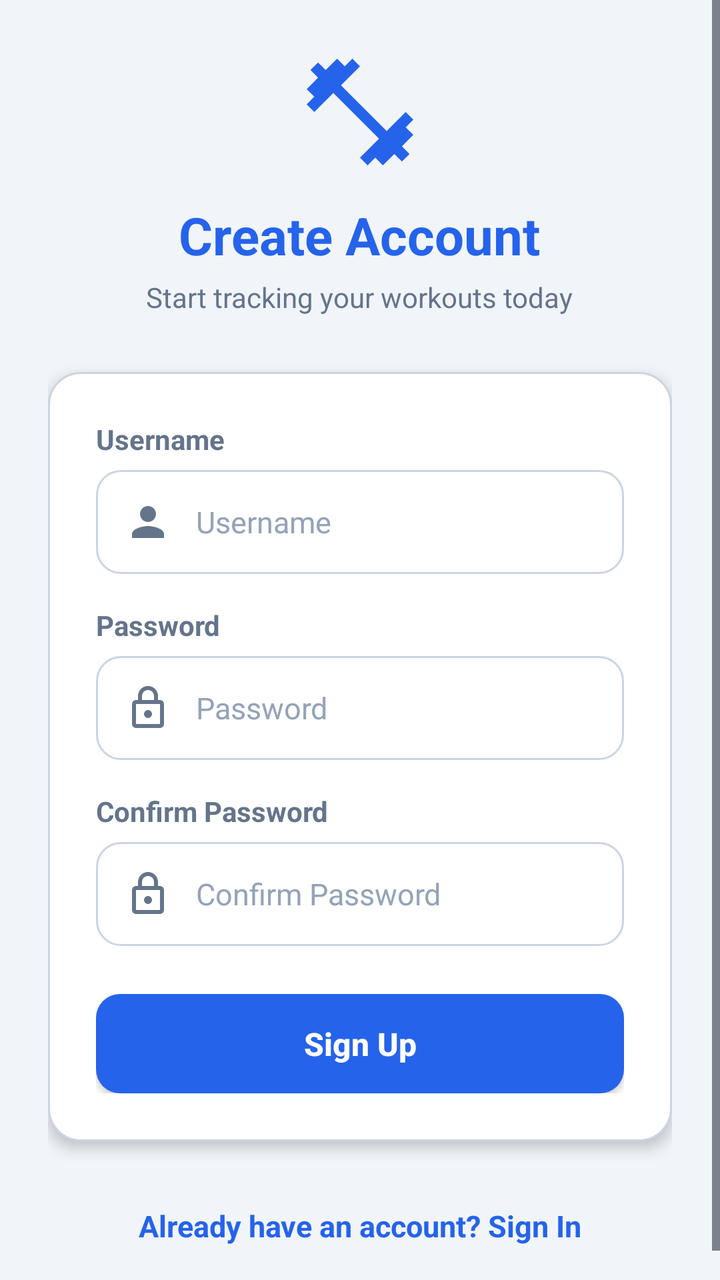
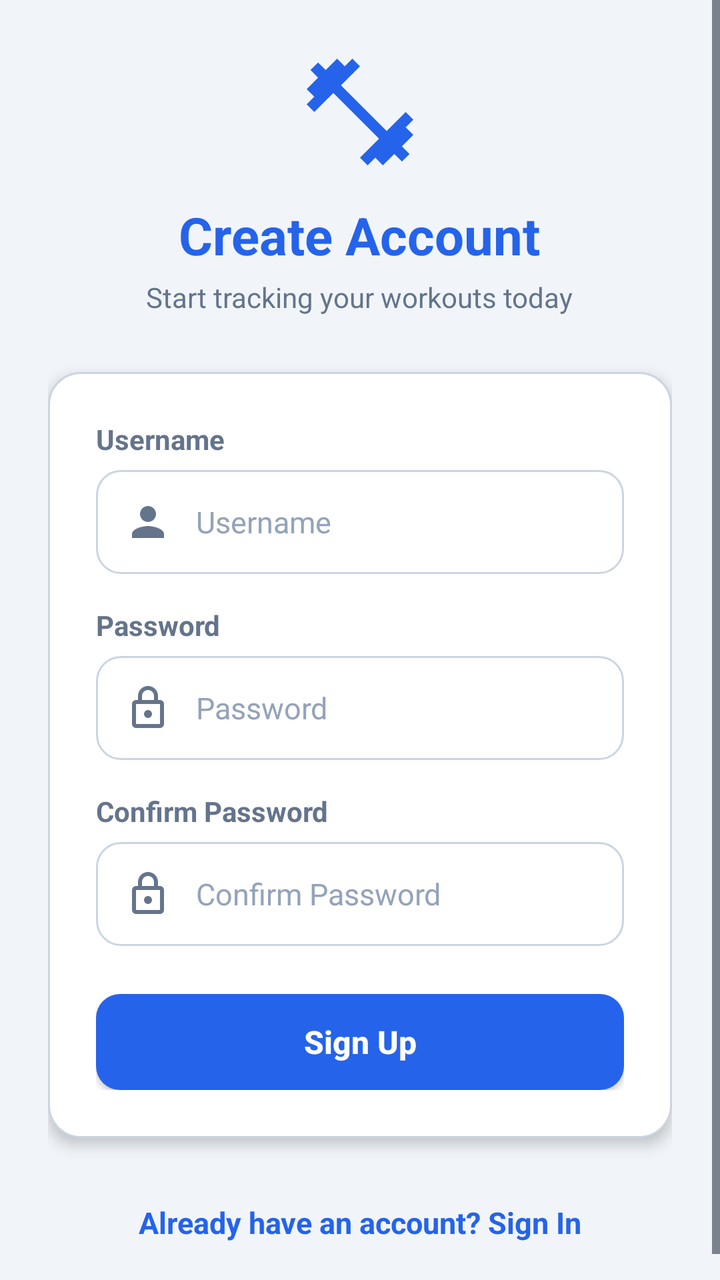

Screens rendered from an Android XML layout before and after an edit, with the pre-edit source and the edit as a unified diff.
<!-- AndroidManifest.xml: application theme Theme.FitTrack -->
<!-- res/layout/activity_register.xml -->
<?xml version="1.0" encoding="utf-8"?>
<ScrollView xmlns:android="http://schemas.android.com/apk/res/android"
    xmlns:tools="http://schemas.android.com/tools"
    android:layout_width="match_parent"
    android:layout_height="match_parent"
    android:background="?android:attr/colorBackground"
    android:fillViewport="true">

    <LinearLayout
        android:layout_width="match_parent"
        android:layout_height="wrap_content"
        android:gravity="center"
        android:orientation="vertical"
        android:padding="24dp">

        
        <ImageView
            android:layout_width="64dp"
            android:layout_height="64dp"
            android:contentDescription="@string/app_name"
            android:src="@drawable/ic_fitness_center" />

        <TextView
            android:layout_width="wrap_content"
            android:layout_height="wrap_content"
            android:layout_marginTop="12dp"
            android:text="@string/register_title"
            android:textColor="?attr/colorPrimary"
            android:textSize="26sp"
            android:textStyle="bold" />

        <TextView
            android:layout_width="wrap_content"
            android:layout_height="wrap_content"
            android:layout_marginTop="4dp"
            android:text="@string/register_subtitle"
            android:textColor="?android:attr/textColorSecondary"
            android:textSize="14sp" />

        
        <LinearLayout
            android:layout_width="match_parent"
            android:layout_height="wrap_content"
            android:layout_marginTop="28dp"
            android:background="@drawable/bg_card"
            android:elevation="4dp"
            android:orientation="vertical"
            android:padding="24dp">

            
            <TextView
                android:layout_width="wrap_content"
                android:layout_height="wrap_content"
                android:layout_marginBottom="6dp"
                android:text="@string/username_hint"
                android:textColor="?android:attr/textColorSecondary"
                android:textSize="14sp"
                android:textStyle="bold" />

            <EditText
                android:id="@+id/etRegisterUsername"
                android:layout_width="match_parent"
                android:layout_height="wrap_content"
                android:background="@drawable/bg_input_field"
                android:drawableStart="@drawable/ic_person"
                android:drawablePadding="12dp"
                android:hint="@string/username_hint"
                android:inputType="text"
                android:maxLines="1"
                android:textColor="?android:attr/textColorPrimary"
                android:textColorHint="?android:attr/textColorHint"
                android:textSize="15sp" />

            
            <TextView
                android:layout_width="wrap_content"
                android:layout_height="wrap_content"
                android:layout_marginTop="16dp"
                android:layout_marginBottom="6dp"
                android:text="@string/password_hint"
                android:textColor="?android:attr/textColorSecondary"
                android:textSize="14sp"
                android:textStyle="bold" />

            <EditText
                android:id="@+id/etRegisterPassword"
                android:layout_width="match_parent"
                android:layout_height="wrap_content"
                android:background="@drawable/bg_input_field"
                android:drawableStart="@drawable/ic_lock"
                android:drawablePadding="12dp"
                android:hint="@string/password_hint"
                android:inputType="textPassword"
                android:maxLines="1"
                android:textColor="?android:attr/textColorPrimary"
                android:textColorHint="?android:attr/textColorHint"
                android:textSize="15sp" />

            
            <TextView
                android:layout_width="wrap_content"
                android:layout_height="wrap_content"
                android:layout_marginTop="16dp"
                android:layout_marginBottom="6dp"
                android:text="@string/confirm_password_hint"
                android:textColor="?android:attr/textColorSecondary"
                android:textSize="14sp"
                android:textStyle="bold" />

            <EditText
                android:id="@+id/etRegisterConfirmPassword"
                android:layout_width="match_parent"
                android:layout_height="wrap_content"
                android:background="@drawable/bg_input_field"
                android:drawableStart="@drawable/ic_lock"
                android:drawablePadding="12dp"
                android:hint="@string/confirm_password_hint"
                android:inputType="textPassword"
                android:maxLines="1"
                android:textColor="?android:attr/textColorPrimary"
                android:textColorHint="?android:attr/textColorHint"
                android:textSize="15sp" />

            
            <androidx.appcompat.widget.AppCompatButton
                android:id="@+id/btnRegisterSubmit"
                android:layout_width="match_parent"
                android:layout_height="wrap_content"
                android:layout_marginTop="24dp"
                android:background="@drawable/bg_button_primary"
                android:text="@string/btn_register"
                android:textAllCaps="false"
                android:textColor="@color/white"
                android:textSize="16sp"
                android:textStyle="bold" />

        </LinearLayout>

        
        <TextView
            android:id="@+id/tvBackToLogin"
            android:layout_width="wrap_content"
            android:layout_height="wrap_content"
            android:layout_marginTop="24dp"
            android:clickable="true"
            android:focusable="true"
            android:padding="8dp"
            android:text="@string/already_have_account"
            android:textColor="?attr/colorPrimary"
            android:textSize="15sp"
            android:textStyle="bold" />

    </LinearLayout>

</ScrollView>
<!-- resources referenced by this layout -->
<resources>
  <color name="white">#FFFFFFFF</color>
  <!-- drawable bg_button_primary (drawable) -->
  <?xml version="1.0" encoding="utf-8"?>
  <ripple xmlns:android="http://schemas.android.com/apk/res/android"
      android:color="#40FFFFFF">
      <item>
          <shape android:shape="rectangle">
              <solid android:color="@color/primary" />
              <corners android:radius="12dp" />
              <padding
                  android:bottom="14dp"
                  android:left="16dp"
                  android:right="16dp"
                  android:top="14dp" />
          </shape>
      </item>
  </ripple>
  <!-- drawable bg_card (drawable) -->
  <?xml version="1.0" encoding="utf-8"?>
  <shape xmlns:android="http://schemas.android.com/apk/res/android"
      android:shape="rectangle">
      <solid android:color="@color/surface" />
      <corners android:radius="16dp" />
      <stroke android:width="1dp" android:color="@color/border" />
  </shape>
  <!-- drawable ic_fitness_center (drawable) -->
  <vector xmlns:android="http://schemas.android.com/apk/res/android"
      android:width="48dp"
      android:height="48dp"
      android:viewportWidth="24"
      android:viewportHeight="24"
      android:tint="@color/primary">
      <path
          android:fillColor="@android:color/white"
          android:pathData="M20.57,14.86L22,13.43L20.57,12L17,15.57L8.43,7L12,3.43L10.57,2L9.14,3.43L7.71,2L5.57,4.14L4.14,2.71L2.71,4.14L4.14,5.57L2,7.71L3.43,9.14L2,10.57L3.43,12L7,8.43L15.57,17L12,20.57L13.43,22L14.86,20.57L16.29,22L18.43,19.86L19.86,21.29L21.29,19.86L19.86,18.43L22,16.29L20.57,14.86Z"/>
  </vector>
  <!-- drawable ic_lock (drawable) -->
  <vector xmlns:android="http://schemas.android.com/apk/res/android"
      android:width="24dp"
      android:height="24dp"
      android:viewportWidth="24"
      android:viewportHeight="24"
      android:tint="@color/text_secondary">
      <path
          android:fillColor="@android:color/white"
          android:pathData="M18,8h-1V6c0,-2.76 -2.24,-5 -5,-5S7,3.24 7,6v2H6c-1.1,0 -2,0.9 -2,2v10c0,1.1 0.9,2 2,2h12c1.1,0 2,-0.9 2,-2V10c0,-1.1 -0.9,-2 -2,-2zM9,6c0,-1.66 1.34,-3 3,-3s3,1.34 3,3v2H9V6zm9,14H6V10h12v10zm-6,-3c1.1,0 2,-0.9 2,-2s-0.9,-2 -2,-2 -2,0.9 -2,2 0.9,2 2,2z"/>
  </vector>
  <!-- drawable ic_person (drawable) -->
  <vector xmlns:android="http://schemas.android.com/apk/res/android"
      android:width="24dp"
      android:height="24dp"
      android:viewportWidth="24"
      android:viewportHeight="24"
      android:tint="@color/text_secondary">
      <path
          android:fillColor="@android:color/white"
          android:pathData="M12,12c2.21,0 4,-1.79 4,-4s-1.79,-4 -4,-4 -4,1.79 -4,4 1.79,4 4,4zM12,14c-2.67,0 -8,1.34 -8,4v2h16v-2c0,-2.66 -5.33,-4 -8,-4z"/>
  </vector>
  <string name="already_have_account">Already have an account? Sign In</string>
  <string name="app_name">FitTrack</string>
  <string name="btn_register">Sign Up</string>
  <string name="confirm_password_hint">Confirm Password</string>
  <string name="password_hint">Password</string>
  <string name="register_subtitle">Start tracking your workouts today</string>
  <string name="register_title">Create Account</string>
  <string name="username_hint">Username</string>
  <style name="Theme.FitTrack" parent="Base.Theme.FitTrack" />
  <color name="primary">#2563EB</color>
  <color name="surface">#FFFFFF</color>
  <color name="border">#CBD5E1</color>
  <color name="border_focused">#2563EB</color>
  <color name="text_secondary">#64748B</color>
  <color name="primary_dark">#1D4ED8</color>
  <color name="accent">#10B981</color>
  <color name="bg_light">#F1F5F9</color>
  <color name="text_primary">#0F172A</color>
  <color name="surface_elevated">#F8FAFC</color>
  <color name="text_hint">#94A3B8</color>
  <!-- unchanged entries left out for length: 2 -->
</resources>

<!-- the commit's change to res/layout/activity_register.xml (unified diff, before → after) -->
@@ -128,6 +128,16 @@
                 android:layout_height="wrap_content"
                 android:layout_marginTop="24dp"
                 android:background="@drawable/bg_button_primary"
+                android:ellipsize="none"
+                android:gravity="center"
+                android:insetTop="0dp"
+                android:insetBottom="0dp"
+                android:maxLines="1"
+                android:minHeight="48dp"
+                android:paddingStart="16dp"
+                android:paddingTop="10dp"
+                android:paddingEnd="16dp"
+                android:paddingBottom="10dp"
                 android:text="@string/btn_register"
                 android:textAllCaps="false"
                 android:textColor="@color/white"
